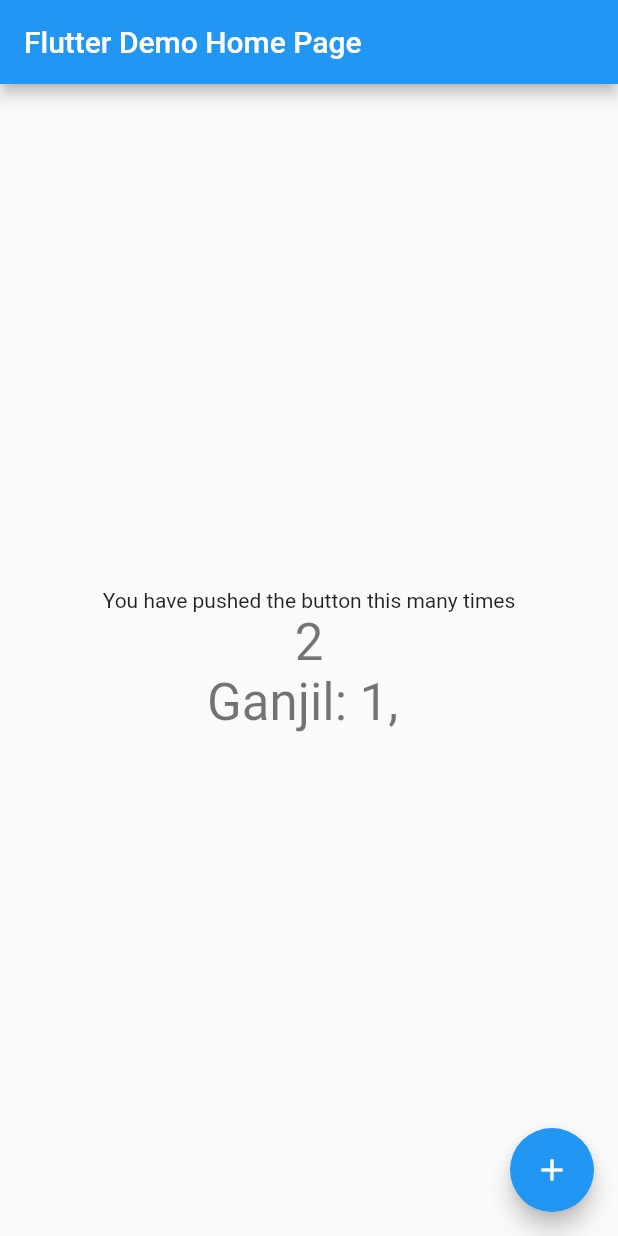
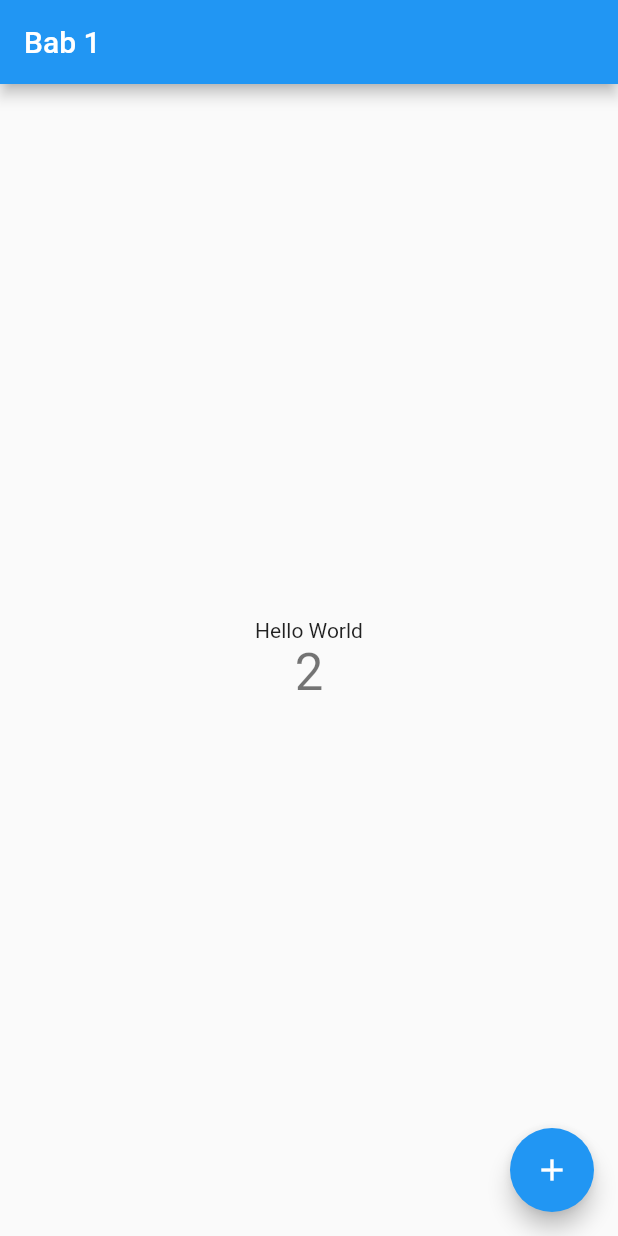
Before and after one commit to milhamap/WPPB, a Flutter app: the MyHomePage screen opened directly, after a tap on the "add" icon, on a phone screen of 412 x 824 dp. Run offline on Flutter 3.47's test engine with Material 2 defaults, Android fonts, the phone set to English and light mode, and no system bars.

Commit message:
Update Bab 1

```diff
--- a/lib/main.dart
+++ b/lib/main.dart
@@ -24,7 +24,7 @@ class MyApp extends StatelessWidget {
         // is not restarted.
         primarySwatch: Colors.blue,
       ),
-      home: const MyHomePage(title: 'Flutter Demo Home Page'),
+      home: const MyHomePage(title: 'Bab 1'),
     );
   }
 }
@@ -49,7 +49,6 @@ class MyHomePage extends StatefulWidget {
 
 class _MyHomePageState extends State<MyHomePage> {
   int _counter = 1;
-  String _text = "Ganjil";
 
   void _incrementCounter() {
     setState(() {
@@ -57,35 +56,49 @@ class _MyHomePageState extends State<MyHomePage> {
       if (_counter > 10) {
         _counter = 1;
       }
-
-      _text = "Ganjil: ";
-      for (int i = 0; i <= _counter; i++) {
-        if (i % 2 != 0)
-          _text += '${i}, ';
-      }
     });
   }
 
   @override
   Widget build(BuildContext context) {
+    // This method is rerun every time setState is called, for instance as done
+    // by the _incrementCounter method above.
+    //
+    // The Flutter framework has been optimized to make rerunning build methods
+    // fast, so that you can just rebuild anything that needs updating rather
+    // than having to individually change instances of widgets.
     return Scaffold(
       appBar: AppBar(
+        // Here we take the value from the MyHomePage object that was created by
+        // the App.build method, and use it to set our appbar title.
         title: Text(widget.title),
       ),
       body: Center(
+        // Center is a layout widget. It takes a single child and positions it
+        // in the middle of the parent.
         child: Column(
+          // Column is also a layout widget. It takes a list of children and
+          // arranges them vertically. By default, it sizes itself to fit its
+          // children horizontally, and tries to be as tall as its parent.
+          //
+          // Invoke "debug painting" (press "p" in the console, choose the
+          // "Toggle Debug Paint" action from the Flutter Inspector in Android
+          // Studio, or the "Toggle Debug Paint" command in Visual Studio Code)
+          // to see the wireframe for each widget.
+          //
+          // Column has various properties to control how it sizes itself and
+          // how it positions its children. Here we use mainAxisAlignment to
+          // center the children vertically; the main axis here is the vertical
+          // axis because Columns are vertical (the cross axis would be
+          // horizontal).
           mainAxisAlignment: MainAxisAlignment.center,
           children: <Widget>[
             const Text(
-              'You have pushed the button this many times',
+              'Hello World',
             ),
             Text(
               '$_counter',
-              style: Theme.of(context).textTheme.headline4,
-            ),
-            Text (
-              _text,
-              style: Theme.of(context).textTheme.headline4,
+              style: Theme.of(context).textTheme.headlineMedium,
             ),
           ],
         ),
```
